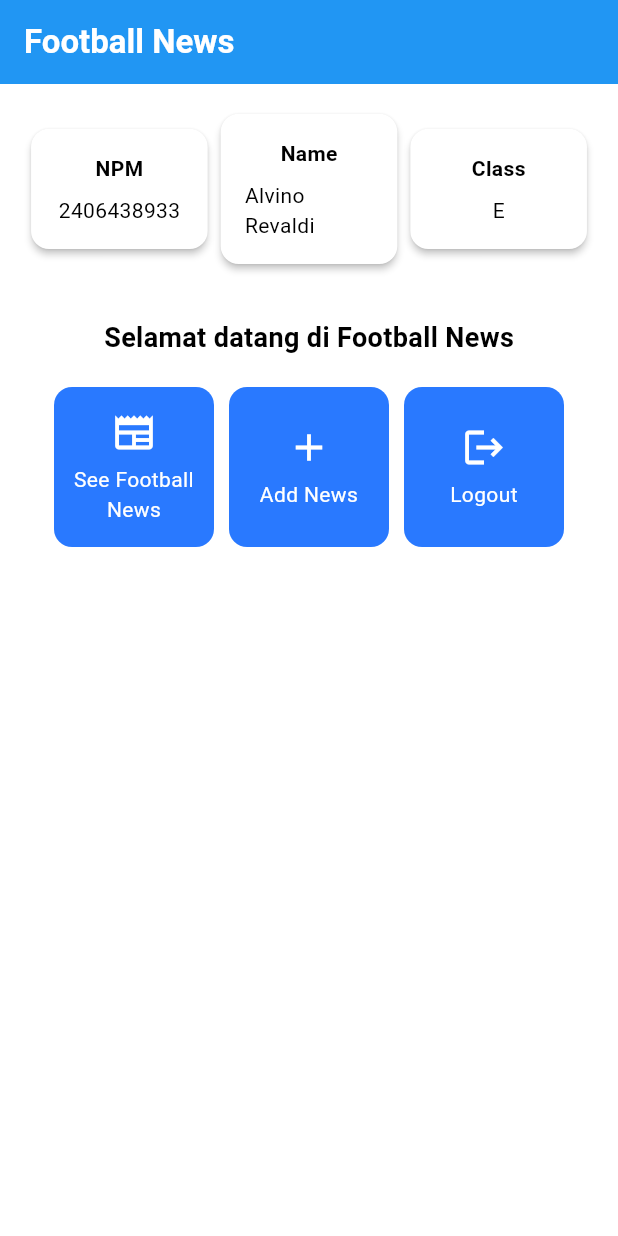
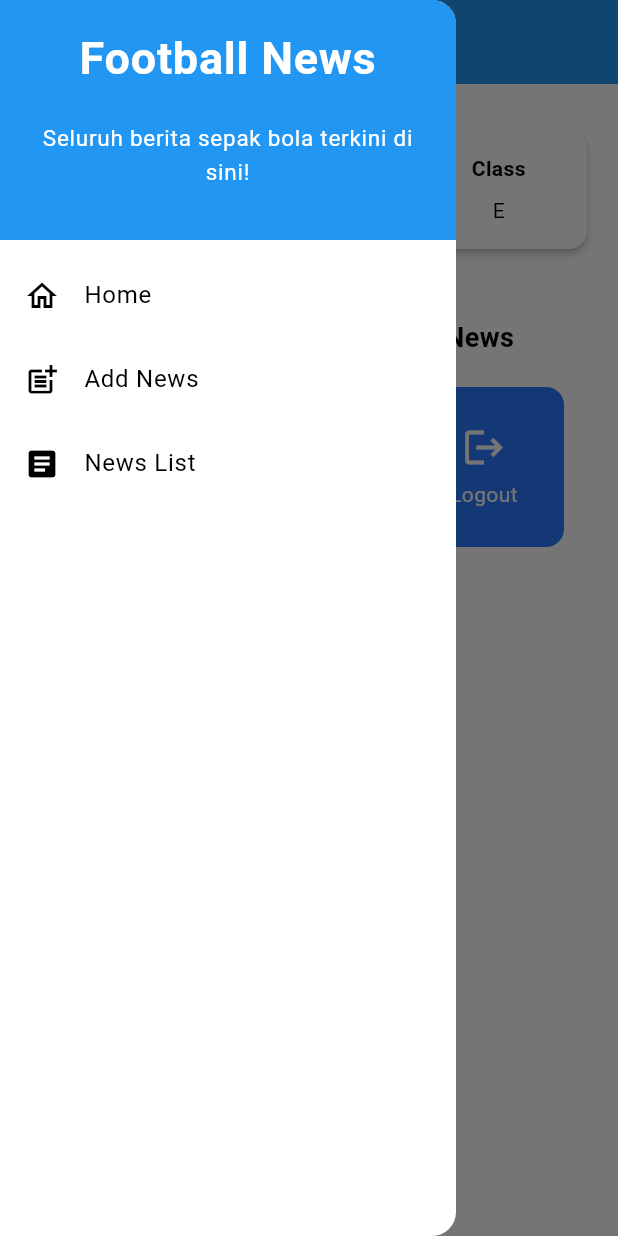
Before and after one commit to Alvino0706/football-news-mobile, a Flutter app: the screen it shows after launch, with the side drawer open (before the commit the screen has no drawer), on a phone screen of 412 x 824 dp. Run offline on Flutter 3.47's test engine with Material 3 defaults, Android fonts, the phone set to English and light mode, and no system bars.

Commit message:
Tutorial 7

```diff
--- a/football_news/lib/main.dart
+++ b/football_news/lib/main.dart
@@ -1,5 +1,5 @@
 import 'package:flutter/material.dart';
-import 'package:football_news/menu.dart';
+import 'package:football_news/screens/menu.dart';
 
 void main() {
   runApp(const MyApp());
--- a/football_news/lib/menu.dart
+++ b/football_news/lib/screens/menu.dart
@@ -1,4 +1,6 @@
 import 'package:flutter/material.dart';
+import 'package:football_news/screens/newslist_form.dart';
+import 'package:football_news/widgets/left_drawer.dart';
 
 class ItemHomepage {
   final String name;
@@ -29,17 +31,12 @@ class MyHomePage extends StatelessWidget {
         // Judul aplikasi "Football News" dengan teks putih dan tebal.
         title: const Text(
           'Football News',
-          style: TextStyle(
-            color: Colors.white,
-            fontWeight: FontWeight.bold,
-          ),
+          style: TextStyle(color: Colors.white, fontWeight: FontWeight.bold),
         ),
         // Warna latar belakang AppBar diambil dari skema warna tema aplikasi.
-        backgroundColor: Theme
-            .of(context)
-            .colorScheme
-            .primary,
+        backgroundColor: Theme.of(context).colorScheme.primary,
       ),
+      drawer: LeftDrawer(),
       // Body halaman dengan padding di sekelilingnya.
       body: Padding(
         padding: const EdgeInsets.all(16.0),
@@ -64,7 +61,6 @@ class MyHomePage extends StatelessWidget {
             Center(
               child: Column(
                 // Menyusun teks dan grid item secara vertikal.
-
                 children: [
                   // Menampilkan teks sambutan dengan gaya tebal dan ukuran 18.
                   const Padding(
@@ -106,8 +102,8 @@ class MyHomePage extends StatelessWidget {
 class InfoCard extends StatelessWidget {
   // Kartu informasi yang menampilkan title dan content.
 
-  final String title;  // Judul kartu.
-  final String content;  // Isi kartu.
+  final String title; // Judul kartu.
+  final String content; // Isi kartu.
 
   const InfoCard({super.key, required this.title, required this.content});
 
@@ -118,15 +114,14 @@ class InfoCard extends StatelessWidget {
       elevation: 2.0,
       child: Container(
         // Mengatur ukuran dan jarak di dalam kartu.
-        width: MediaQuery.of(context).size.width / 3.5, // menyesuaikan dengan lebar device yang digunakan.
+        width:
+            MediaQuery.of(context).size.width /
+            3.5, // menyesuaikan dengan lebar device yang digunakan.
         padding: const EdgeInsets.all(16.0),
         // Menyusun title dan content secara vertikal.
         child: Column(
           children: [
-            Text(
-              title,
-              style: const TextStyle(fontWeight: FontWeight.bold),
-            ),
+            Text(title, style: const TextStyle(fontWeight: FontWeight.bold)),
             const SizedBox(height: 8.0),
             Text(content),
           ],
@@ -158,8 +153,16 @@ class ItemCard extends StatelessWidget {
           ScaffoldMessenger.of(context)
             ..hideCurrentSnackBar()
             ..showSnackBar(
-                SnackBar(content: Text("Kamu telah menekan tombol ${item.name}!"))
+              SnackBar(
+                content: Text("Kamu telah menekan tombol ${item.name}!"),
+              ),
             );
+          if (item.name == "Tambah Berita") {
+            Navigator.push(
+              context,
+              MaterialPageRoute(builder: (context) => const NewsFormPage()),
+            );
+          }
         },
         // Container untuk menyimpan Icon dan Text
         child: Container(
@@ -169,11 +172,7 @@ class ItemCard extends StatelessWidget {
               // Menyusun ikon dan teks di tengah kartu.
               mainAxisAlignment: MainAxisAlignment.center,
               children: [
-                Icon(
-                  item.icon,
-                  color: Colors.white,
-                  size: 30.0,
-                ),
+                Icon(item.icon, color: Colors.white, size: 30.0),
                 const Padding(padding: EdgeInsets.all(3)),
                 Text(
                   item.name,
@@ -187,5 +186,4 @@ class ItemCard extends StatelessWidget {
       ),
     );
   }
-
 }
--- /dev/null
+++ b/football_news/lib/widgets/left_drawer.dart
@@ -0,0 +1,77 @@
+import 'package:flutter/material.dart';
+import 'package:football_news/screens/menu.dart';
+import 'package:football_news/screens/newslist_form.dart';
+
+class LeftDrawer extends StatelessWidget {
+  const LeftDrawer({super.key});
+
+  @override
+  Widget build(BuildContext context) {
+    return Drawer(
+      child: ListView(
+        children: [
+          const DrawerHeader(
+            decoration: BoxDecoration(
+              color: Colors.blue,
+            ),
+            child: Column(
+              children: [
+                Text(
+                  'Football News',
+                  textAlign: TextAlign.center,
+                  style: TextStyle(
+                    fontSize: 30,
+                    fontWeight: FontWeight.bold,
+                    color: Colors.white,
+                  ),
+                ),
+                Padding(padding: EdgeInsets.all(10)),
+                Text(
+                  "Seluruh berita sepak bola terkini di sini!",
+                  textAlign: TextAlign.center,
+                  style: TextStyle(
+                    fontSize: 15,
+                    color: Colors.white,
+                    fontWeight: FontWeight.normal,
+                  ),
+                ),
+              ],
+            ),
+          ),
+
+          // Home
+          ListTile(
+            leading: const Icon(Icons.home_outlined),
+            title: const Text('Home'),
+            onTap: () {
+              Navigator.pushReplacement(
+                context,
+                MaterialPageRoute(builder: (context) => MyHomePage()),
+              );
+            },
+          ),
+
+          // Add News
+          ListTile(
+            leading: const Icon(Icons.post_add),
+            title: const Text('Add News'),
+            onTap: () {
+              Navigator.pushReplacement(
+                context,
+                MaterialPageRoute(builder: (context) => NewsFormPage()),
+              );
+            },
+          ),
+
+          // News List / Detail
+          ListTile(
+            leading: const Icon(Icons.article),
+            title: const Text('News List'),
+            onTap: () {
+            },
+          ),
+        ],
+      ),
+    );
+  }
+}
```
Also changed, not shown: football_news/lib/screens/newslist_form.dart (added, +210 -0 lines).
